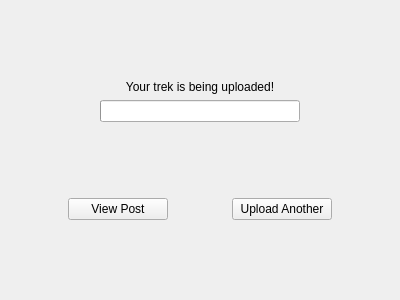
The window that uploadwidget.ui (cjwhome/go3treksQt) describes before a commit, drawn with Qt 5.
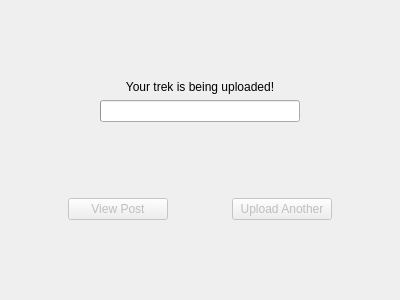
The same window after the commit.

Diff of the .ui file:
```diff
--- a/uploadwidget.ui
+++ b/uploadwidget.ui
@@ -80,6 +80,9 @@
      </item>
      <item>
       <widget class="QPushButton" name="viewPostButton">
+       <property name="enabled">
+        <bool>false</bool>
+       </property>
        <property name="minimumSize">
         <size>
          <width>100</width>
@@ -106,6 +109,9 @@
      </item>
      <item>
       <widget class="QPushButton" name="uploadAnotherButton">
+       <property name="enabled">
+        <bool>false</bool>
+       </property>
        <property name="sizePolicy">
         <sizepolicy hsizetype="Minimum" vsizetype="Fixed">
          <horstretch>0</horstretch>
```
Left out of the diff: 3 changed lines with no effect on the pictures.
